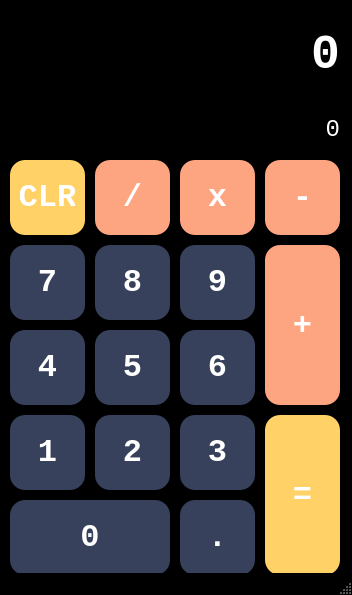
This is QT_SimpleCalculator/calc_gui.ui in KennyNeutron/PyQT5_GUI_Practice as Qt 5 draws it before an edit. The edited form follows.
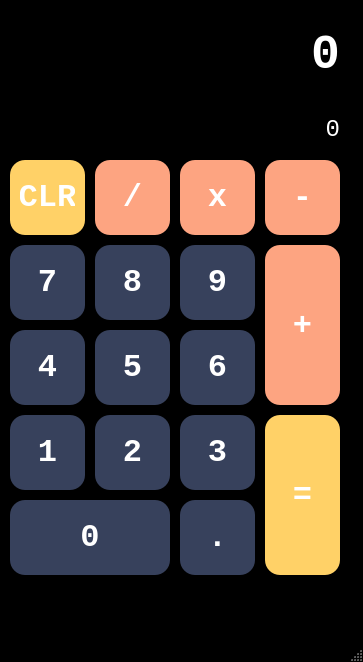
This is the edited form. Icons and pictures are not drawn.

Commit message: UDPATE: fixed the float type operation (for addition) and clear function (after pressing the clr button) is now working

Patch:
```diff
--- a/QT_SimpleCalculator/calc_gui.ui
+++ b/QT_SimpleCalculator/calc_gui.ui
@@ -6,8 +6,8 @@
    <rect>
     <x>0</x>
     <y>0</y>
-    <width>352</width>
-    <height>595</height>
+    <width>363</width>
+    <height>662</height>
    </rect>
   </property>
   <property name="windowTitle">
```
Left out of the diff: 4 changed lines with no effect on the pictures. The commit also changes 1 other file.
